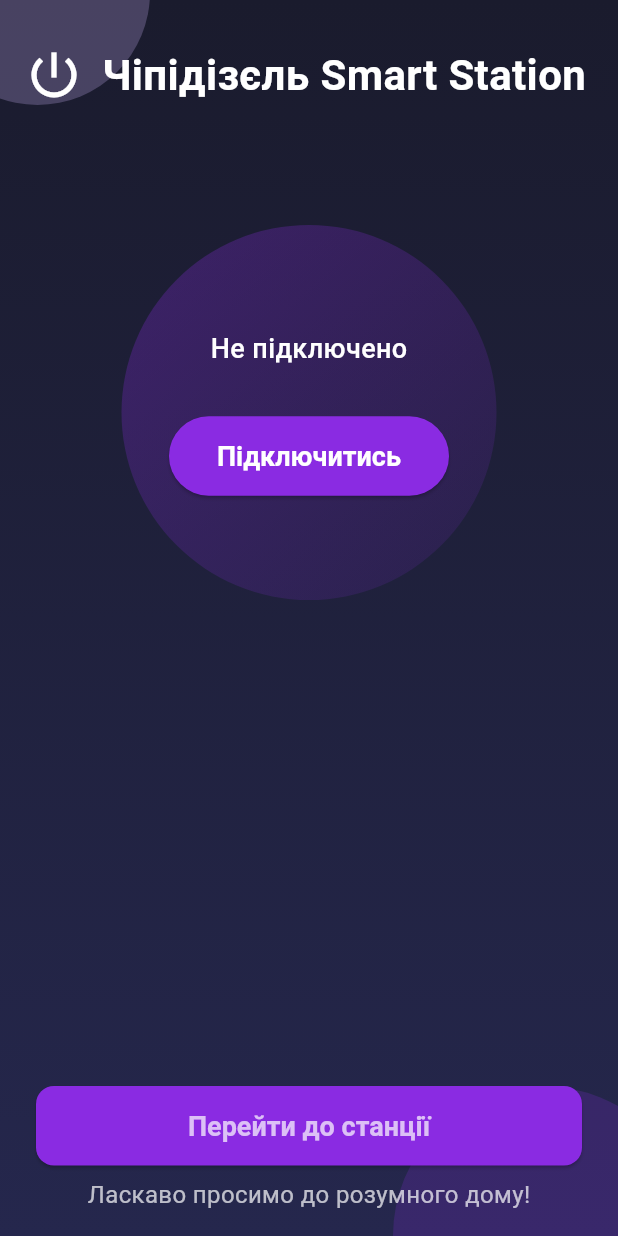
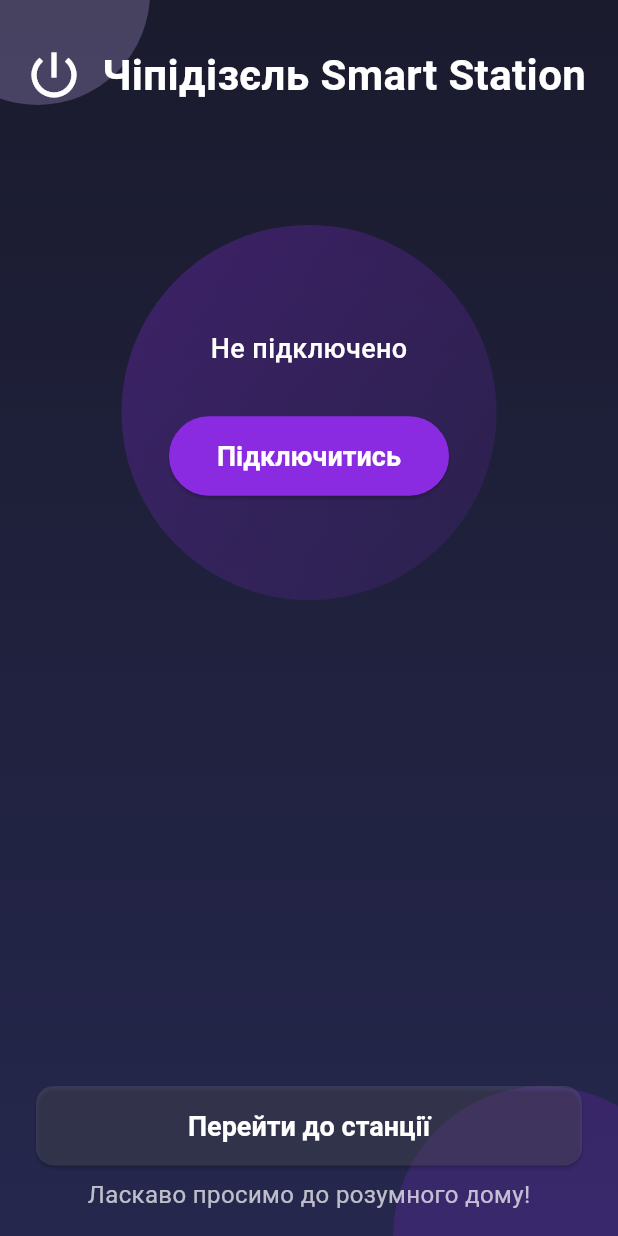
Before and after one commit to F0Xm1/mobile_lab, a Flutter app: the SmartStationPage screen opened by its route, after a tap on "Головна", on a phone screen of 412 x 824 dp. Run offline on Flutter 3.47's test engine with Material 3 defaults, Android fonts, the phone set to English and light mode, and no system bars; our stand-ins replace shared_preferences; accounts and stored records are empty.

Commit message:
lab3 fix

```diff
--- a/lib/src/screens/home_page/home_page.dart
+++ b/lib/src/screens/home_page/home_page.dart
@@ -1,12 +1,24 @@
 import 'package:flutter/material.dart';
 import 'package:test1/src/widgets/chipi_dizel_connector/chipi_dizel_connector.dart';
 
-class HomePage extends StatelessWidget {
+class HomePage extends StatefulWidget {
   const HomePage({super.key});
 
   @override
+  State<HomePage> createState() => _HomePageState();
+}
+
+class _HomePageState extends State<HomePage> {
+  bool _isConnected = ChipiDizelConnectorState.connected;
+
+  void _handleConnectionChanged(bool connected) {
+    setState(() {
+      _isConnected = connected;
+    });
+  }
+
+  @override
   Widget build(BuildContext context) {
-    // Основні кольори для темного дизайну
     const Color darkBackground = Color(0xFF1A1B2D);
     const Color accentPurple = Color(0xFF8A2BE2);
     const Color lightPurple = Color(0xFFB19CD9);
@@ -28,7 +40,7 @@ class HomePage extends StatelessWidget {
               ),
             ),
           ),
-          // Декоративні напівпрозорі кола
+          // Декоративні кола
           Positioned(
             top: -80,
             left: -50,
@@ -58,15 +70,12 @@ class HomePage extends StatelessWidget {
             child: Column(
               mainAxisAlignment: MainAxisAlignment.spaceBetween,
               children: [
-                // Верхній заголовок
                 const Padding(
                   padding: EdgeInsets.symmetric(vertical: 30, horizontal: 16),
                   child: Row(
                     children: [
                       Icon(
-                        Icons.power_settings_new,
-                        size: 40,
-                        color: Colors.white,
+                        Icons.power_settings_new, size: 40, color: Colors.white,
                       ),
                       SizedBox(width: 12),
                       Expanded(
@@ -82,7 +91,6 @@ class HomePage extends StatelessWidget {
                     ],
                   ),
                 ),
-                // Основний контент: круг, у якому розміщено ChipiDizelConnector
                 Expanded(
                   child: SingleChildScrollView(
                     child: Center(
@@ -102,23 +110,30 @@ class HomePage extends StatelessWidget {
                               end: Alignment.bottomRight,
                             ),
                           ),
-                          child: const Center(
-                            child: ChipiDizelConnector(),
+                          child: Center(
+                            child: ChipiDizelConnector(
+                              onConnectionChanged: _handleConnectionChanged,
+                            ),
                           ),
                         ),
                       ),
                     ),
                   ),
                 ),
-                // Кнопка переходу до станції
                 Container(
-                  margin: const EdgeInsets.symmetric
-                    (horizontal: 24, vertical: 8),
+                  margin: const EdgeInsets.symmetric(
+                    horizontal: 24, vertical: 8,
+                  ),
                   width: double.infinity,
                   child: ElevatedButton(
-                    onPressed: () => Navigator.pushNamed(context, '/station'),
+                    onPressed: () {
+                      if (_isConnected) {
+                        Navigator.pushNamed(context, '/station');
+                      }
+                    },
                     style: ElevatedButton.styleFrom(
-                      backgroundColor: accentPurple,
+                      backgroundColor:
+                      _isConnected ? accentPurple : Colors.white10,
                       padding: const EdgeInsets.symmetric(vertical: 16),
                       shape: RoundedRectangleBorder(
                         borderRadius: BorderRadius.circular(12),
@@ -127,14 +142,13 @@ class HomePage extends StatelessWidget {
                     child: const Text(
                       'Перейти до станції',
                       style: TextStyle(
-                        color: Colors.white70,
+                        color: Colors.white,
                         fontSize: 18,
                         fontWeight: FontWeight.bold,
                       ),
                     ),
                   ),
                 ),
-                // Нижній напис
                 const Padding(
                   padding: EdgeInsets.only(bottom: 16),
                   child: Text(
--- a/lib/src/screens/home_page/smart_station_page.dart
+++ b/lib/src/screens/home_page/smart_station_page.dart
@@ -1,9 +1,46 @@
+import 'dart:async';
+import 'dart:math';
 import 'package:flutter/material.dart';
 import 'package:shared_preferences/shared_preferences.dart';
 import 'package:test1/src/widgets/reusable/reusable_button.dart';
 
-class SmartStationPage extends StatelessWidget {
+class SmartStationPage extends StatefulWidget {
   const SmartStationPage({super.key});
+
+  @override
+  State<SmartStationPage> createState() => _SmartStationPageState();
+}
+
+class _SmartStationPageState extends State<SmartStationPage> {
+  late Timer _timer;
+  final Random _random = Random();
+
+  int temperature = 0;
+  int humidity = 0;
+  int pressure = 0;
+
+  @override
+  void initState() {
+    super.initState();
+    _updateSensorData();
+    _timer = Timer.periodic(const Duration(seconds: 3), (timer) {
+      _updateSensorData();
+    });
+  }
+
+  void _updateSensorData() {
+    setState(() {
+      temperature = 15 + _random.nextInt(16);
+      humidity = 40 + _random.nextInt(37);
+      pressure = 961 + _random.nextInt(100);
+    });
+  }
+// КРИВО НО ОБНОВЛЯЄ, ВКАЗАНО 10 СЕКУНД ОБНОВЛЯЄ ЯКОСЬ ТО ШВИДШЕ ТО ПІЗНІШЕ
+  @override
+  void dispose() {
+    _timer.cancel();
+    super.dispose();
+  }
 
   // Функція для виходу з аккаунту
   Future<void> _logout(BuildContext context) async {
@@ -138,9 +175,9 @@ class SmartStationPage extends StatelessWidget {
                     child: Column(
                       crossAxisAlignment: CrossAxisAlignment.stretch,
                       children: [
-                        _buildSensorData('Температура', '22°C'),
-                        _buildSensorData('Вологість', '45%'),
-                        _buildSensorData('Тиск', '1013 hPa'),
+                        _buildSensorData('Температура', '$temperature°C'),
+                        _buildSensorData('Вологість', '$humidity%'),
+                        _buildSensorData('Тиск', '$pressure hPa'),
                         const SizedBox(height: 16),
                       ],
                     ),
--- a/lib/src/widgets/chipi_dizel_connector/chipi_dizel_connector.dart
+++ b/lib/src/widgets/chipi_dizel_connector/chipi_dizel_connector.dart
@@ -1,47 +1,51 @@
 import 'package:flutter/material.dart';
 
 class ChipiDizelConnector extends StatefulWidget {
-  const ChipiDizelConnector({super.key});
+  final void Function(bool)? onConnectionChanged;
+
+  const ChipiDizelConnector({super.key, this.onConnectionChanged});
 
   @override
   ChipiDizelConnectorState createState() => ChipiDizelConnectorState();
 }
 
 class ChipiDizelConnectorState extends State<ChipiDizelConnector> {
-  bool connected = false;
+  static bool connected = false;
 
-  void _toggleConnection() => setState(() => connected = !connected);
+  void _toggleConnection() {
+    setState(() {
+      connected = !connected;
+    });
+    widget.onConnectionChanged?.call(connected);
+  }
 
   @override
   Widget build(BuildContext context) {
-    // Основний фірмовий фіолетовий колір
     const Color accentPurple = Color(0xFF8A2BE2);
 
     return Column(
       mainAxisAlignment: MainAxisAlignment.center,
       children: [
-        // Текст стану підключення
         Text(
           connected ? 'Підключено' : 'Не підключено',
           style: const TextStyle(
             fontSize: 18,
             fontWeight: FontWeight.w500,
-            // Колір білий, адже фон у нас тепер темний (прозорий)
             color: Colors.white,
           ),
         ),
         const SizedBox(height: 32),
-        // Кнопка перемикання (завжди фіолетова, текст білий)
         ElevatedButton(
           style: ElevatedButton.styleFrom(
             backgroundColor: accentPurple,
-            foregroundColor: Colors.white, // Текст кнопки білий
+            foregroundColor: Colors.white,
             shape: RoundedRectangleBorder(
               borderRadius: BorderRadius.circular(30),
             ),
             padding: const EdgeInsets.symmetric(horizontal: 32, vertical: 16),
-            textStyle: const TextStyle
-              (fontSize: 18, fontWeight: FontWeight.bold),
+            textStyle: const TextStyle(
+              fontSize: 18, fontWeight: FontWeight.bold,
+            ),
           ),
           onPressed: _toggleConnection,
           child: Text(connected ? 'Відключитись' : 'Підключитись'),
```
Also changed, not shown: lib/src/screens/auth_page/login_page.dart (+9 -1 lines).
